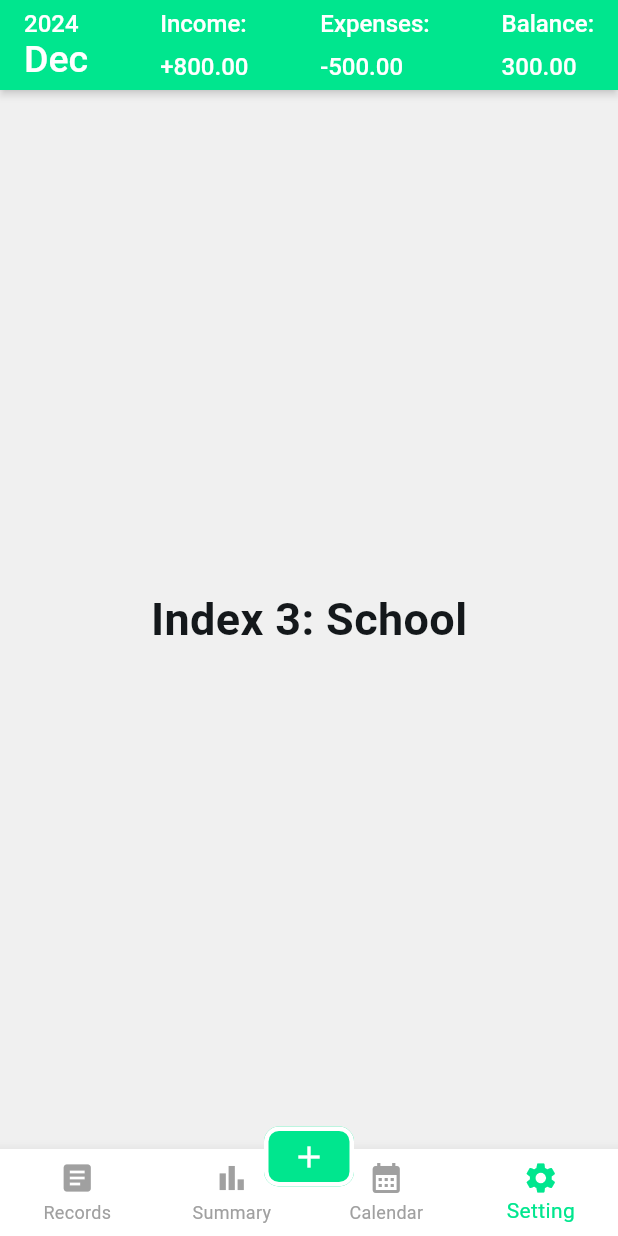
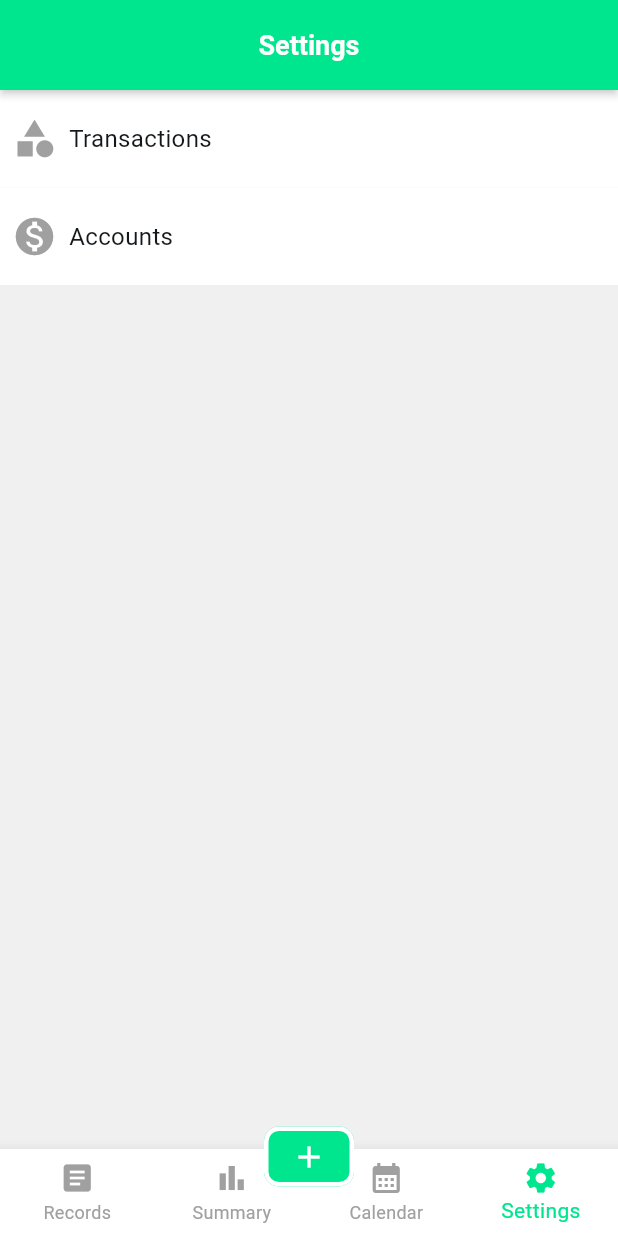
Before and after one commit to saturd67/coin_log, a Flutter app: the screen it shows after launch, item 4 of the bottom bar chosen, on a phone screen of 412 x 824 dp. Run offline on Flutter 3.47's test engine with Material 3 defaults, Android fonts, the light colour scheme and no system bars; our stand-ins replace flutter_keyboard_visibility.

Commit message:
initial commit.

```diff
--- a/lib/views/AppFrame/AppFrame.dart
+++ b/lib/views/AppFrame/AppFrame.dart
@@ -1,6 +1,8 @@
 import 'package:flutter/material.dart';
+import 'package:namer_app/router/RouterUtils.dart';
 import 'package:namer_app/views/AppFrame/Record.dart';
 import 'package:namer_app/views/AppFrame/Summary.dart';
+import 'package:namer_app/views/AppFrame/Settings.dart';
 import 'package:namer_app/views/RecordDetails.dart';
 
 class AppFramePage extends StatefulWidget {
@@ -13,11 +15,19 @@ class AppFramePage extends StatefulWidget {
 class _AppFramePageState extends State<AppFramePage> {
     int selectedIndex = 0;
     static const TextStyle optionStyle = TextStyle(fontSize: 30, fontWeight: FontWeight.bold);
-    static List<Widget> widgetOptions = <Widget>[
+
+    static List<Widget> appBars = <Widget>[
+      RecordsAppBar(),
+      Text("Summary"),
+      Text("Calendar"),
+      Text("Settings")
+    ];
+
+    static List<Widget> bodies = <Widget>[
         Record(),
         Summary(),
         Text('Index 2: School', style: optionStyle),
-        Text('Index 3: School', style: optionStyle),
+        Settings(),
     ];
 
     @override
@@ -27,9 +37,9 @@ class _AppFramePageState extends State<AppFramePage> {
             appBar: AppBar(
               shadowColor: Theme.of(context).colorScheme.surface,
               backgroundColor: Theme.of(context).colorScheme.primary,
-              title: AppBarRecordSummary()
+              title: appBars.elementAt(selectedIndex)
             ),
-            body: Center(child: widgetOptions.elementAt(selectedIndex)),
+            body: Center(child: bodies.elementAt(selectedIndex)),
             resizeToAvoidBottomInset: false,
             floatingActionButtonLocation: FloatingActionButtonLocation.centerDocked,
             floatingActionButtonAnimator: FloatingActionButtonAnimator.noAnimation,
@@ -51,7 +61,7 @@ class _AppFramePageState extends State<AppFramePage> {
                       color: Theme.of(context).colorScheme.onPrimary
                   ),
                   onPressed: () {
-                      Navigator.of(context).push(_createRoute());
+                      Navigator.of(context).push(RouterUtils.createRoute(RecordDetails()));
                   }
                 ),
             ),
@@ -69,7 +79,7 @@ class _AppFramePageState extends State<AppFramePage> {
                       BottomNavigationBarItem(icon: Icon(Icons.article), label: 'Records'),
                       BottomNavigationBarItem(icon: Icon(Icons.bar_chart), label: 'Summary'),
                       BottomNavigationBarItem(icon: Icon(Icons.calendar_month), label: 'Calendar'),
-                      BottomNavigationBarItem(icon: Icon(Icons.settings), label: 'Setting'),
+                      BottomNavigationBarItem(icon: Icon(Icons.settings), label: 'Settings'),
                   ],
                   currentIndex: selectedIndex,
                   onTap: (int index) {
@@ -84,8 +94,8 @@ class _AppFramePageState extends State<AppFramePage> {
     }
 }
 
-class AppBarRecordSummary extends StatelessWidget {
-  const AppBarRecordSummary({
+class RecordsAppBar extends StatelessWidget {
+  const RecordsAppBar({
     super.key,
   });
 
@@ -186,18 +196,3 @@ class AppBarRecordSummary extends StatelessWidget {
     );
   }
 }
-
-Route _createRoute() {
-  return PageRouteBuilder(
-    pageBuilder: (context, animation, secondaryAnimation) => RecordDetails(),
-    transitionsBuilder: (context, animation, secondaryAnimation, child) {
-      const begin = Offset(0.0, 1.0);
-      const end = Offset.zero;
-      const curve = Curves.ease;
-
-      var tween = Tween(begin: begin, end: end).chain(CurveTween(curve: curve));
-
-      return SlideTransition(position: animation.drive(tween), child: child);
-    },
-  );
-}
--- /dev/null
+++ b/lib/views/AppFrame/Settings.dart
@@ -0,0 +1,57 @@
+import 'package:flutter/material.dart';
+import 'package:namer_app/router/RouterUtils.dart';
+import 'package:namer_app/views/Settings/Transactions.dart';
+import 'package:namer_app/views/Settings/Accounts.dart';
+
+class Settings extends StatelessWidget {
+  @override
+  Widget build(BuildContext context) {
+    return ListView(
+      children: [
+        SettingItem(icon: Icons.category, name: "Transactions", widget: Transactions()),
+        SettingItem(icon: Icons.monetization_on, name: "Accounts", widget: Accounts()),
+      ],
+    );
+  }
+}
+
+class SettingItem extends StatelessWidget {
+  IconData icon;
+  String name;
+  Widget widget;
+
+  SettingItem({
+    super.key,
+    required this.icon,
+    required this.name,
+    required this.widget
+  });
+
+  @override
+  Widget build(BuildContext context) {
+    return GestureDetector(
+      onTap: () {
+        Navigator.of(context).push(RouterUtils.createRoute(widget));
+      },
+      child: Container(
+        color: Theme.of(context).colorScheme.secondary,
+        height: 65,
+        child: Padding(
+          padding: const EdgeInsets.all(8.0),
+          child: Row(
+            children: [
+              Padding(
+                padding: const EdgeInsets.fromLTRB(0.0, 0.0, 8.0, 0.0),
+                child: Icon(
+                  icon,
+                  size: 30.0
+                ),
+              ),
+              Text(name, style: Theme.of(context).textTheme.bodyMedium)
+            ]
+          ),
+        )
+      ),
+    );
+  }
+}
--- a/lib/views/RecordDetails.dart
+++ b/lib/views/RecordDetails.dart
@@ -150,7 +150,7 @@ class _RecordDetailsState extends State<RecordDetails> {
                 //   child: RecordDetailsKeyboard(isKeyboardVisible: isKeyboardVisible)
                 // ),
                 SizedBox(
-                  height: isKeyboardVisible ? 95: 270,
+                  height: isKeyboardVisible ? 92: 270,
                   child: RecordDetailsKeyboard(isKeyboardVisible: isKeyboardVisible)
                 ),
               ],
@@ -276,7 +276,7 @@ class RecordDetailsKeyboard extends StatelessWidget {
               ]
             ),
             Padding(
-              padding: const EdgeInsets.fromLTRB(2.0, 2.0, 2.0, 4.0),
+              padding: const EdgeInsets.fromLTRB(2.0, 2.0, 2.0, 6.0),
               child: TextField(
                 style: Theme.of(context).textTheme.bodyMedium,
                 decoration: InputDecoration(
@@ -378,7 +378,7 @@ class _RecordDetailsKeyboardButtonState extends State<RecordDetailsKeyboardButto
             child: Container(
               height: 40,
               decoration: BoxDecoration(
-                color: Color(0xffffffff),
+                color: Theme.of(context).colorScheme.secondary,
                 borderRadius: BorderRadius.circular(6)
               ),
               child: Center(
```
Also changed, not shown: lib/router/RouterUtils.dart (added, +18 -0 lines), lib/views/Settings/Accounts.dart (added, +19 -0 lines), lib/views/Settings/Transactions.dart (added, +19 -0 lines).
